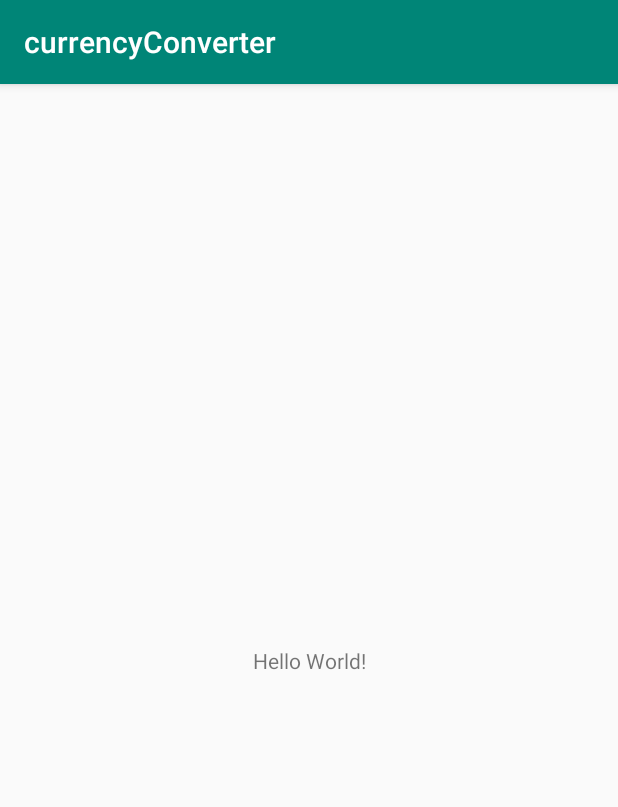
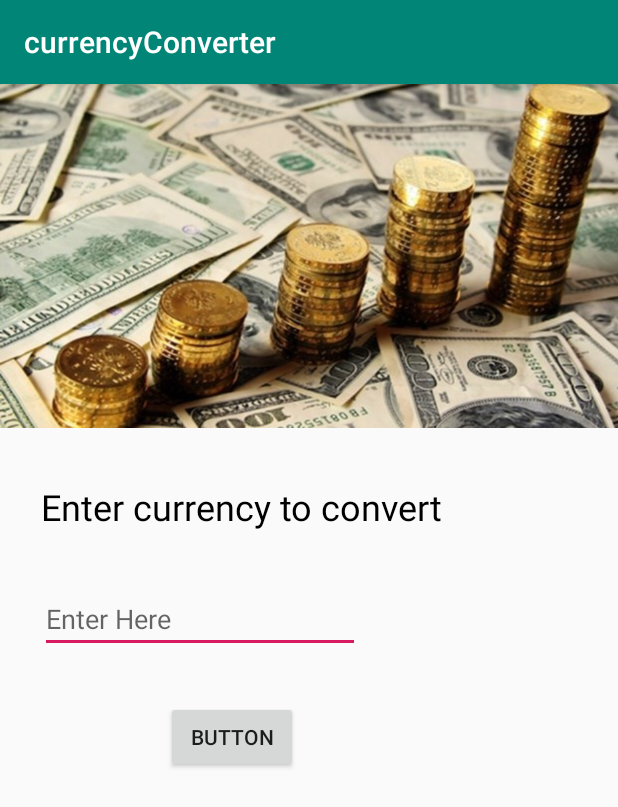
Before and after one commit to salmanshaikh733/currencyConverter, an Android app: the screen it shows after launch (MainActivity), on a phone screen of 412 x 824 dp. Shown: the top 807 px of the screen. Run offline under Robolectric (Android 15) with nearby library versions, the phone set to English and light mode, and no system bars.

Commit message:
inital commit

```diff
--- a/app/src/main/java/com/myapps/salmans/currencyconverter/MainActivity.java
+++ b/app/src/main/java/com/myapps/salmans/currencyconverter/MainActivity.java
@@ -2,8 +2,33 @@ package com.myapps.salmans.currencyconverter;
 
 import android.support.v7.app.AppCompatActivity;
 import android.os.Bundle;
+import android.util.Log;
+import android.view.View;
+import android.widget.EditText;
+import android.widget.Toast;
 
 public class MainActivity extends AppCompatActivity {
+    double currency=0;
+    double dollars=0;
+    public void convert(View view){
+        //create the edit text variable
+        EditText cText = (EditText) findViewById(R.id.editText);
+        //String newstr = Integer.parseInt(cText.getText().toString());
+
+        //parse the edit text string to an integer
+        currency = Double.parseDouble(cText.getText().toString());
+
+        //perform the necessary calculations
+        dollars =currency*1.3;
+
+        //convert to string
+        String strDollars=String.format("%.2f",dollars);
+
+        Toast.makeText(this, cText.getText()+" pounds is "+strDollars+" dollars", Toast.LENGTH_SHORT).show();
+
+
+        Log.i("Amount in dollars is",strDollars);
+    }
 
     @Override
     protected void onCreate(Bundle savedInstanceState) {
--- a/app/src/main/res/layout/activity_main.xml
+++ b/app/src/main/res/layout/activity_main.xml
@@ -6,13 +6,60 @@
     android:layout_height="match_parent"
     tools:context=".MainActivity">
 
+    <ImageView
+        android:id="@+id/imageView"
+        android:layout_width="417dp"
+        android:layout_height="229dp"
+        android:scaleType="fitXY"
+        app:srcCompat="@drawable/currency"
+        tools:layout_editor_absoluteX="0dp"
+        tools:layout_editor_absoluteY="-1dp" />
+
     <TextView
+        android:id="@+id/textView"
         android:layout_width="wrap_content"
         android:layout_height="wrap_content"
-        android:text="Hello World!"
-        app:layout_constraintBottom_toBottomOf="parent"
-        app:layout_constraintLeft_toLeftOf="parent"
-        app:layout_constraintRight_toRightOf="parent"
-        app:layout_constraintTop_toTopOf="parent" />
+        android:layout_marginStart="27dp"
+        android:layout_marginLeft="27dp"
+        android:layout_marginTop="36dp"
+        android:layout_marginEnd="8dp"
+        android:layout_marginRight="8dp"
+        android:text="Enter currency to convert"
+        android:textColor="#000000"
+        android:textSize="24sp"
+        app:layout_constraintEnd_toEndOf="parent"
+        app:layout_constraintHorizontal_bias="0.0"
+        app:layout_constraintStart_toStartOf="parent"
+        app:layout_constraintTop_toBottomOf="@+id/imageView" />
 
+    <EditText
+        android:id="@+id/editText"
+        android:layout_width="wrap_content"
+        android:layout_height="wrap_content"
+        android:layout_marginStart="8dp"
+        android:layout_marginLeft="8dp"
+        android:layout_marginTop="36dp"
+        android:layout_marginEnd="8dp"
+        android:layout_marginRight="8dp"
+        android:ems="10"
+        android:hint="Enter Here"
+        android:inputType="numberDecimal"
+        app:layout_constraintEnd_toEndOf="parent"
+        app:layout_constraintHorizontal_bias="0.104"
+        app:layout_constraintStart_toStartOf="parent"
+        app:layout_constraintTop_toBottomOf="@+id/textView" />
+
+    <Button
+        android:id="@+id/button"
+        android:layout_width="wrap_content"
+        android:layout_height="wrap_content"
+        android:layout_marginTop="32dp"
+        android:layout_marginEnd="32dp"
+        android:layout_marginRight="32dp"
+        android:onClick="convert"
+        android:text="Button"
+        app:layout_constraintEnd_toEndOf="parent"
+        app:layout_constraintHorizontal_bias="0.378"
+        app:layout_constraintStart_toStartOf="parent"
+        app:layout_constraintTop_toBottomOf="@+id/editText" />
 </android.support.constraint.ConstraintLayout>
```
Also changed, not shown: app/src/main/res/drawable/currency.jpg (added).
